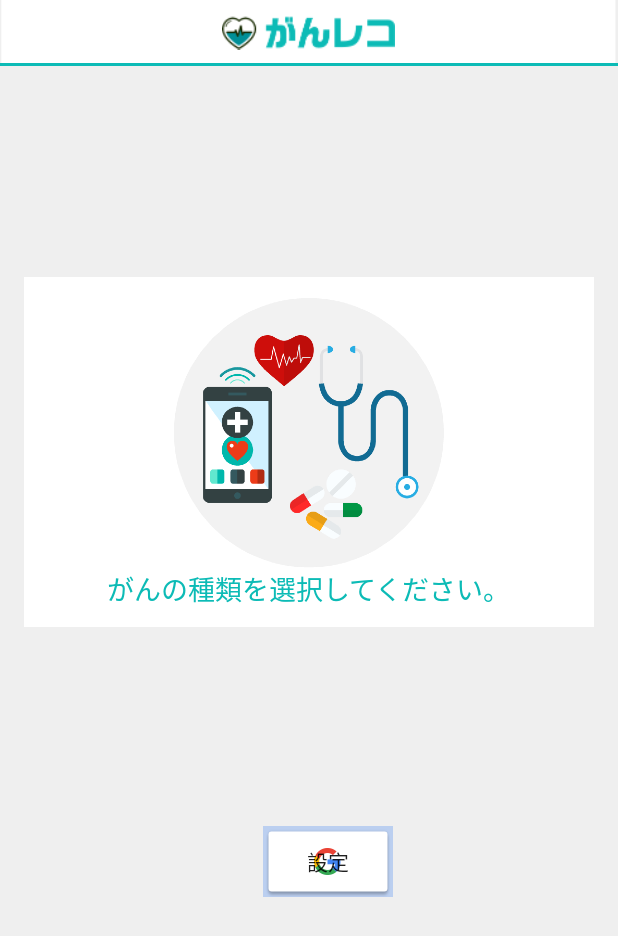
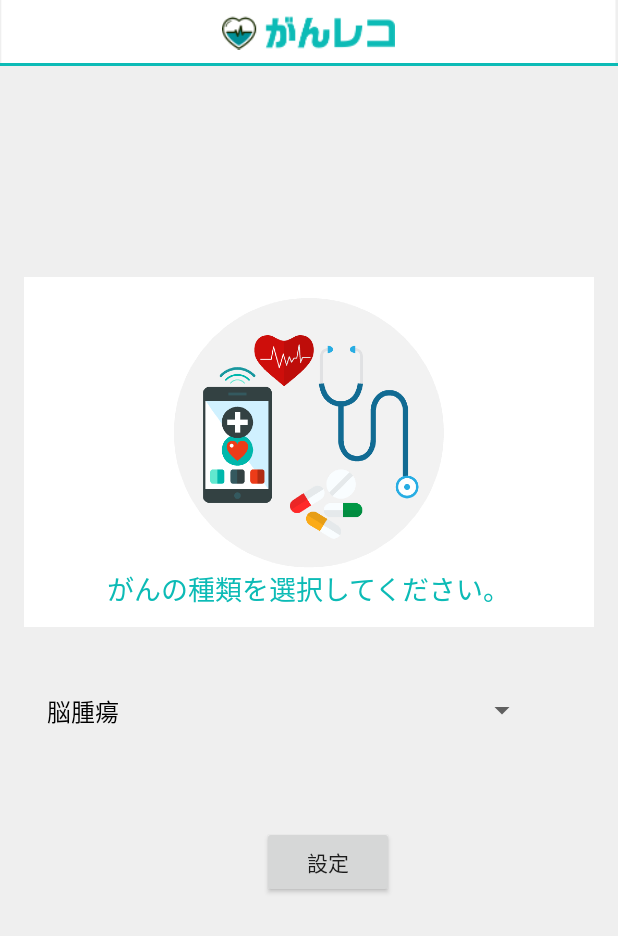
Before and after one commit to frontierfield/GanReco, an Android app: the B0_CancerTypeSelect screen opened directly, with no data from a screen before it, on a phone screen of 412 x 824 dp. Shown: the top 936 px of the screen. Run offline under Robolectric (Android 15) with nearby library versions, the phone set to English and light mode, and no system bars.

Commit message:
がん種別選択を画面作成

```diff
--- a/app/src/main/java/com/frontierfield/ganreco/B0_CancerTypeSelect.java
+++ b/app/src/main/java/com/frontierfield/ganreco/B0_CancerTypeSelect.java
@@ -4,36 +4,36 @@ import android.content.Intent;
 import android.os.Bundle;
 import android.support.v7.app.AppCompatActivity;
 import android.view.View;
-import android.widget.AdapterView;
 import android.widget.ArrayAdapter;
-import android.widget.EditText;
-import android.widget.ImageView;
-import android.widget.ListView;
 import android.widget.Spinner;
-import android.widget.SpinnerAdapter;
-import android.widget.TextView;
-import android.widget.Toast;
-import android.widget.ImageView;
-import android.widget.LinearLayout;
-import android.widget.TextView;
-
-import java.util.ArrayList;
 import java.util.List;
 
 public class B0_CancerTypeSelect extends AppCompatActivity implements View.OnClickListener {
 
-    Spinner cancerTypeList;    // がんの種類
+    Spinner cancerSpinner;    // がんの種類
 
     @Override
     protected void onCreate(Bundle savedInstanceState) {
         super.onCreate(savedInstanceState);
         setContentView(R.layout.b0_cancertypeselect);
 
-        CsvReader parser = new CsvReader();
-        parser.reader(getApplicationContext());
-        List<ListCancerName> objects = new ArrayList<ListCancerName>();
-        cancerTypeList = findViewById(R.id.cancerTypeList);
-        cancerTypeList.setAdapter((SpinnerAdapter) objects);
+        try {
+            CsvReader parser = new CsvReader();
+            parser.reader(getApplicationContext());
+            List<ListCancerName> objects = parser.objects;
+            String strList[] = new String[objects.size()];
+            for (int i = 0; i < objects.size(); i++) {
+                ListCancerName data = objects.get(i);
+                strList[i] = data.getStrCancerName();
+            }
+            cancerSpinner = findViewById(R.id.cancerTypeList);
+            ArrayAdapter<String> arrayAdapter = new ArrayAdapter<String>(this, R.layout.support_simple_spinner_dropdown_item, strList);
+            //ArrayAdapter<ListCancerName> arrayAdapter = new ArrayAdapter<ListCancerName>(this, R.layout.support_simple_spinner_dropdown_item, objects);
+            cancerSpinner.setAdapter(arrayAdapter);
+        }
+        catch (Exception e){
+            e.printStackTrace();
+        }
     }
 
     @Override
--- a/app/src/main/java/com/frontierfield/ganreco/CsvReader.java
+++ b/app/src/main/java/com/frontierfield/ganreco/CsvReader.java
@@ -31,7 +31,8 @@ public class CsvReader {
                 objects.add(data);
             }
             bufferReader.close();
-        } catch (IOException e) {
+        }
+        catch (IOException e) {
             e.printStackTrace();
         }
     }
--- a/app/src/main/java/com/frontierfield/ganreco/ListCancerName.java
+++ b/app/src/main/java/com/frontierfield/ganreco/ListCancerName.java
@@ -8,6 +8,6 @@ public class ListCancerName {
     }
 
     public String getStrCancerName() {
-        return strCancerName;
+        return this.strCancerName;
     }
 }
--- a/app/src/main/res/layout/b0_cancertypeselect.xml
+++ b/app/src/main/res/layout/b0_cancertypeselect.xml
@@ -30,7 +30,8 @@
         android:layout_width="match_parent"
         android:layout_height="461dp"
         android:layout_alignParentStart="true"
-        android:layout_centerVertical="true">
+        android:layout_centerVertical="true"
+        android:layout_marginStart="0dp">
 
 
         <TableLayout
@@ -86,7 +87,7 @@
 
             <TableRow
                 android:layout_width="match_parent"
-                android:layout_height="match_parent"
+                android:layout_height="48dp"
                 android:layout_marginTop="3dp">
 
             </TableRow>
@@ -95,15 +96,12 @@
 
         <Spinner
             android:id="@+id/cancerTypeList"
-            android:layout_width="match_parent"
-            android:layout_height="wrap_content"
+            android:layout_width="335dp"
+            android:layout_height="34dp"
             android:layout_above="@+id/buttonSetCancerType"
             android:layout_alignParentStart="true"
-            android:layout_alignParentTop="true"
-            android:layout_marginStart="0dp"
-            android:layout_marginTop="282dp"
-            android:layout_marginBottom="76dp"
-            android:background="@android:drawable/list_selector_background"
+            android:layout_marginStart="23dp"
+            android:layout_marginBottom="60dp"
             android:dropDownWidth="match_parent" />
 
         <Button
@@ -114,7 +112,6 @@
             android:layout_alignParentBottom="true"
             android:layout_marginEnd="149dp"
             android:layout_marginBottom="44dp"
-            android:background="@drawable/common_google_signin_btn_icon_light_focused"
             android:onClick="onClick"
             android:text="設定"
             android:visibility="visible" />
```
Also changed, not shown: app/src/main/assets/CancerTypes.csv (added, +25 -0 lines), 1 other file.
